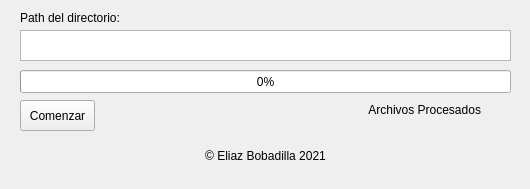
The window that Interface_Pruebas/main.ui (UltiRequiem/recursive-pdf-page-counter) describes before a commit, drawn with Qt 5.
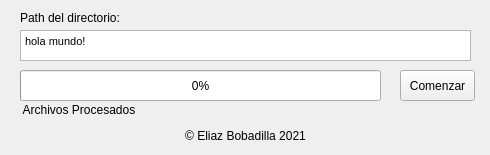
The same window after the commit.

What changed in the file:
```diff
--- a/Interface_Pruebas/main.ui
+++ b/Interface_Pruebas/main.ui
@@ -6,24 +6,14 @@
    <rect>
     <x>0</x>
     <y>0</y>
-    <width>530</width>
-    <height>189</height>
+    <width>490</width>
+    <height>155</height>
    </rect>
   </property>
   <property name="windowTitle">
    <string>PDF to CSV </string>
   </property>
   <widget class="QWidget" name="centralwidget">
-   <widget class="QTextBrowser" name="textBrowser">
-    <property name="geometry">
-     <rect>
-      <x>20</x>
-      <y>30</y>
-      <width>491</width>
-      <height>31</height>
-     </rect>
-    </property>
-   </widget>
    <widget class="QLabel" name="label">
     <property name="geometry">
      <rect>
@@ -42,8 +32,8 @@
      <rect>
       <x>20</x>
       <y>70</y>
-      <width>491</width>
-      <height>23</height>
+      <width>361</width>
+      <height>31</height>
      </rect>
     </property>
     <property name="value">
@@ -53,8 +43,8 @@
    <widget class="QPushButton" name="pushButton">
     <property name="geometry">
      <rect>
-      <x>20</x>
-      <y>100</y>
+      <x>400</x>
+      <y>70</y>
       <width>75</width>
       <height>31</height>
      </rect>
@@ -66,9 +56,9 @@
    <widget class="QLabel" name="label_3">
     <property name="geometry">
      <rect>
-      <x>0</x>
-      <y>140</y>
-      <width>531</width>
+      <x>20</x>
+      <y>120</y>
+      <width>451</width>
       <height>31</height>
      </rect>
     </property>
@@ -82,7 +72,7 @@
    <widget class="QLabel" name="label_4">
     <property name="geometry">
      <rect>
-      <x>310</x>
+      <x>20</x>
       <y>100</y>
       <width>171</width>
       <height>20</height>
@@ -92,7 +82,7 @@
      <string> Archivos Procesados</string>
     </property>
     <property name="alignment">
-     <set>Qt::AlignRight|Qt::AlignTrailing|Qt::AlignVCenter</set>
+     <set>Qt::AlignLeading|Qt::AlignLeft|Qt::AlignVCenter</set>
     </property>
    </widget>
    <widget class="QLabel" name="label_2">
@@ -108,6 +98,23 @@
      <string/>
     </property>
    </widget>
+   <widget class="QTextEdit" name="folder">
+    <property name="geometry">
+     <rect>
+      <x>20</x>
+      <y>30</y>
+      <width>451</width>
+      <height>31</height>
+     </rect>
+    </property>
+    <property name="html">
+     <string>&lt;!DOCTYPE HTML PUBLIC &quot;-//W3C//DTD HTML 4.0//EN&quot; &quot;http://www.w3.org/TR/REC-html40/strict.dtd&quot;&gt;
+&lt;html&gt;&lt;head&gt;&lt;meta name=&quot;qrichtext&quot; content=&quot;1&quot; /&gt;&lt;style type=&quot;text/css&quot;&gt;
+p, li { white-space: pre-wrap; }
+&lt;/style&gt;&lt;/head&gt;&lt;body style=&quot; font-family:'MS Shell Dlg 2'; font-size:8.25pt; font-weight:400; font-style:normal;&quot;&gt;
+&lt;p style=&quot; margin-top:0px; margin-bottom:0px; margin-left:0px; margin-right:0px; -qt-block-indent:0; text-indent:0px;&quot;&gt;&lt;span style=&quot; font-size:8pt;&quot;&gt;hola mundo!&lt;/span&gt;&lt;/p&gt;&lt;/body&gt;&lt;/html&gt;</string>
+    </property>
+   </widget>
   </widget>
  </widget>
  <resources/>
```
Left out of the diff: 2 changed lines with no effect on the pictures.
